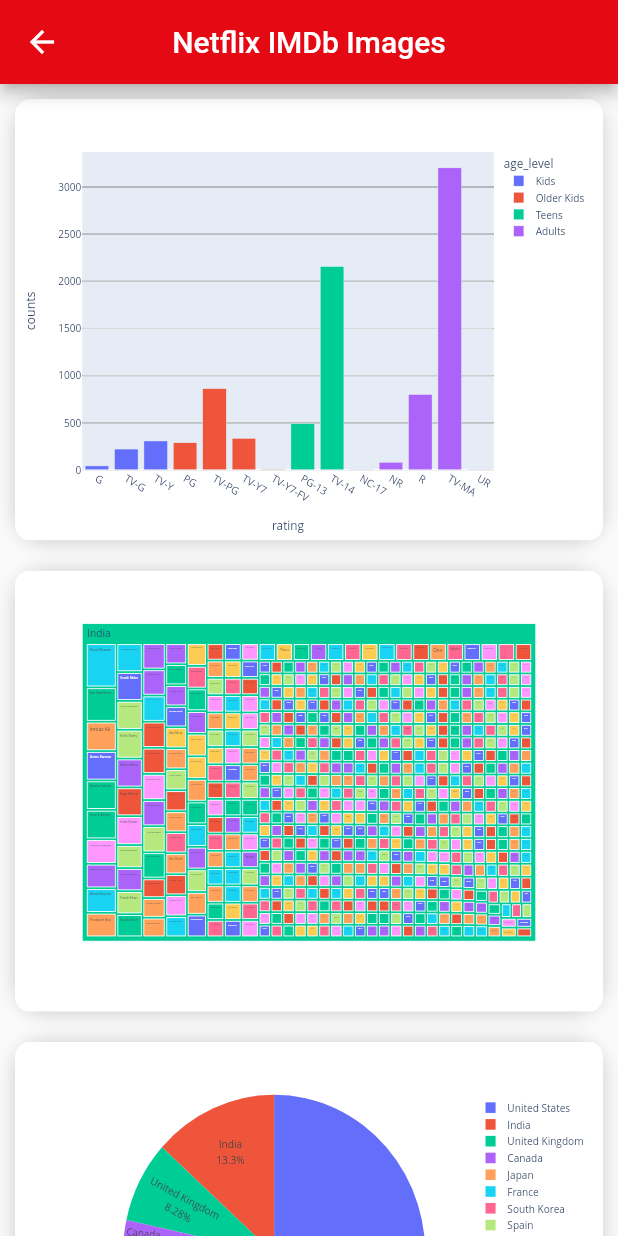
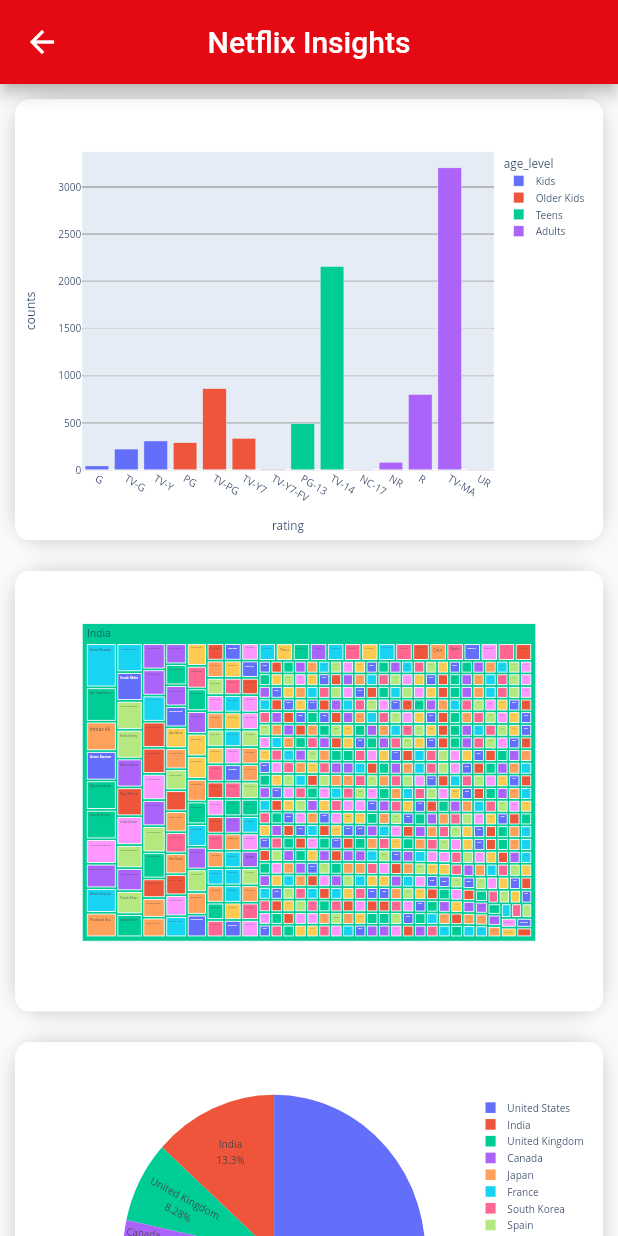
Before and after one commit to Manojkc15/BigData, a Flutter app: the NetflixIMDbImages screen opened directly, on a phone screen of 412 x 824 dp. Run offline on Flutter 3.47's test engine with Material 2 defaults, Android fonts, the phone set to English and light mode, and no system bars; our stand-ins replace flutter_staggered_animations, flutter_svg, persistent_bottom_nav_bar.

Commit message:
update titles of appbar in netflix and hotstar insights screen

```diff
--- a/recommendation_system/lib/widgets/disney_hotstar_images.dart
+++ b/recommendation_system/lib/widgets/disney_hotstar_images.dart
@@ -40,7 +40,7 @@
       appBar: AppBar(
         backgroundColor: const Color(0xff4a62d8),
         title: const Text(
-          "Disney+ Hotstar Images",
+          "Disney+ Hotstar Insights",
           style: TextStyle(
             fontSize: 20,
           ),
--- a/recommendation_system/lib/widgets/netflix_IMDb_images.dart
+++ b/recommendation_system/lib/widgets/netflix_IMDb_images.dart
@@ -26,7 +26,7 @@
       appBar: AppBar(
         backgroundColor: const Color(0xffE50914),
         title: const Text(
-          "Netflix IMDb Images",
+          "Netflix Insights",
           style: TextStyle(
             fontSize: 20,
           ),
--- a/recommendation_system/pubspec.yaml
+++ b/recommendation_system/pubspec.yaml
@@ -36,6 +36,7 @@
   cupertino_icons: ^1.0.2
   http: ^0.13.4
   flutter_svg: ^1.1.0
+  photo_view: ^0.14.0
 
 dev_dependencies:
   flutter_test:
```
Also changed, not shown: recommendation_system/pubspec.lock.
